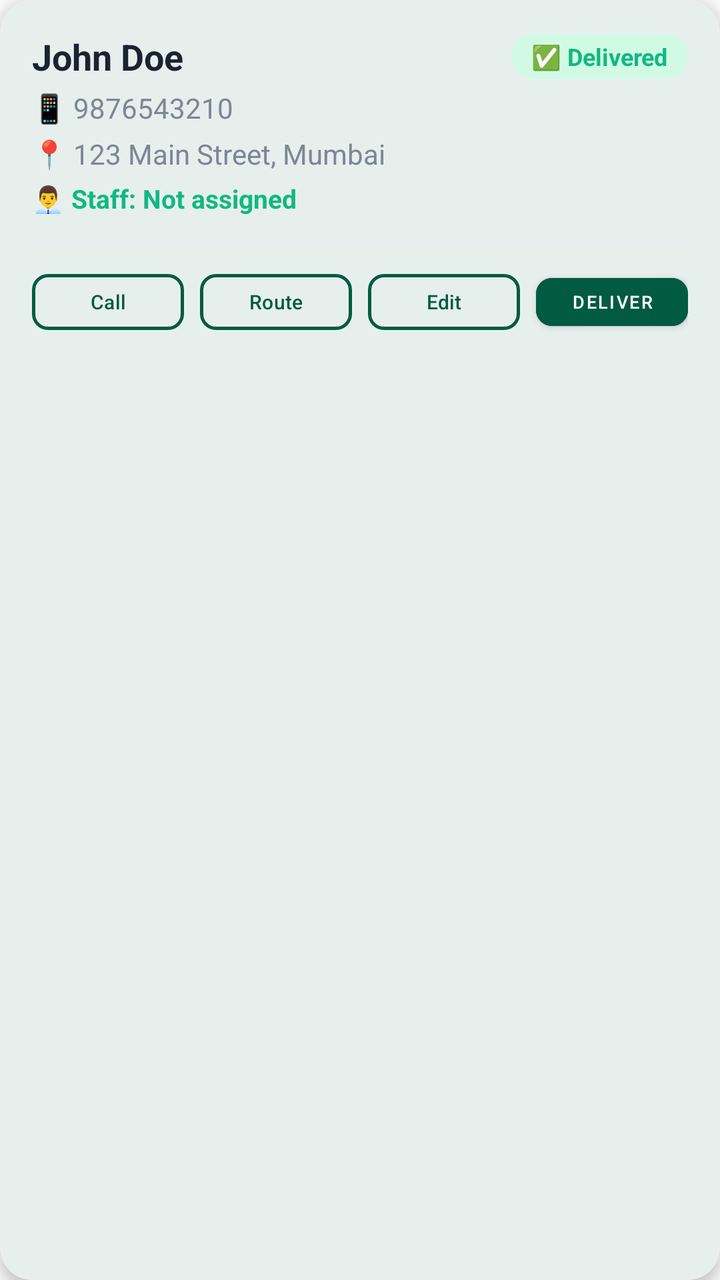
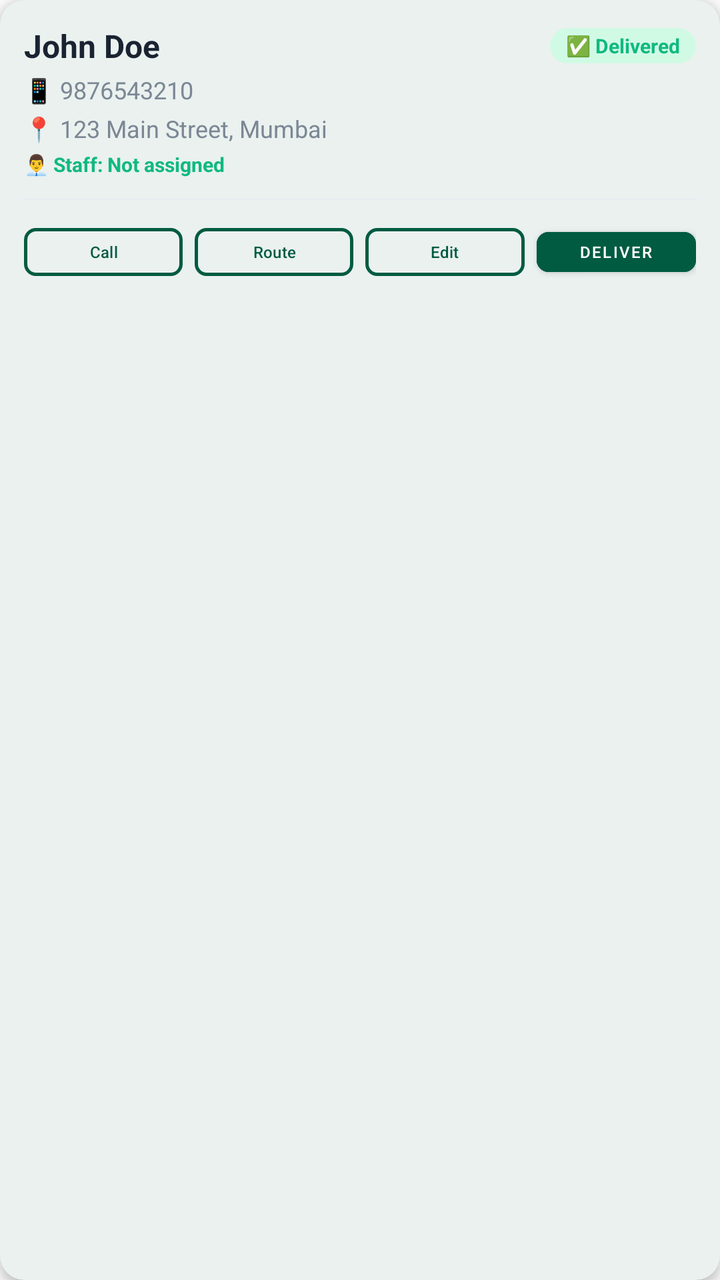

Compare the two renders of this Android layout. The source of the first and the diff that turns it into the second are given below.
<!-- AndroidManifest.xml: application theme Theme.MilkDelivery -->
<!-- res/layout/item_customer_card.xml -->
<?xml version="1.0" encoding="utf-8"?>
<com.google.android.material.card.MaterialCardView
    xmlns:android="http://schemas.android.com/apk/res/android"
    xmlns:app="http://schemas.android.com/apk/res-auto"
    android:layout_width="match_parent"
    android:layout_height="wrap_content"
    android:layout_margin="8dp"
    app:cardCornerRadius="16dp"
    app:cardElevation="4dp"
    app:cardBackgroundColor="#FFFFFF">

    <LinearLayout
        android:layout_width="match_parent"
        android:layout_height="wrap_content"
        android:orientation="vertical"
        android:padding="16dp">

        
        <LinearLayout
            android:layout_width="match_parent"
            android:layout_height="wrap_content"
            android:orientation="horizontal"
            android:gravity="center_vertical">

            <TextView
                android:id="@+id/txt_customer_name"
                android:layout_width="0dp"
                android:layout_height="wrap_content"
                android:layout_weight="1"
                android:text="John Doe"
                android:textSize="18sp"
                android:textStyle="bold"
                android:textColor="#1A2332" />

            <TextView
                android:id="@+id/txt_customer_status"
                android:layout_width="wrap_content"
                android:layout_height="wrap_content"
                android:text="✅ Delivered"
                android:textSize="12sp"
                android:textStyle="bold"
                android:paddingHorizontal="10dp"
                android:paddingVertical="3dp"
                android:background="@drawable/bg_status_active"
                android:textColor="#10B981" />

        </LinearLayout>

        
        <TextView
            android:id="@+id/txt_customer_mobile"
            android:layout_width="wrap_content"
            android:layout_height="wrap_content"
            android:text="📱 9876543210"
            android:textSize="14sp"
            android:textColor="#7B8794"
            android:layout_marginTop="4dp" />

        
        <TextView
            android:id="@+id/txt_customer_address"
            android:layout_width="wrap_content"
            android:layout_height="wrap_content"
            android:text="📍 123 Main Street, Mumbai"
            android:textSize="14sp"
            android:textColor="#7B8794"
            android:layout_marginTop="4dp" />

        
        <TextView
            android:id="@+id/txt_customer_staff_name"
            android:layout_width="wrap_content"
            android:layout_height="wrap_content"
            android:text="👨‍💼 Staff: Not assigned"
            android:textSize="13sp"
            android:textColor="#10B981"
            android:textStyle="bold"
            android:layout_marginTop="4dp" />

        
        <View
            android:layout_width="match_parent"
            android:layout_height="1dp"
            android:background="#E8EDF2"
            android:layout_marginVertical="12dp" />

        
        <LinearLayout
            android:layout_width="match_parent"
            android:layout_height="wrap_content"
            android:orientation="horizontal"
            android:weightSum="4"
            android:gravity="center">

            
            <com.google.android.material.button.MaterialButton
                android:id="@+id/btn_call"
                style="@style/Widget.Material3.Button.OutlinedButton"
                android:layout_width="0dp"
                android:layout_height="36dp"
                android:layout_weight="1"
                android:layout_marginEnd="4dp"
                android:text="Call"
                android:textSize="10sp"
                android:textColor="@color/primary"
                android:gravity="center"
                android:textAlignment="center"
                app:strokeColor="@color/primary"
                app:strokeWidth="1.5dp"
                app:cornerRadius="8dp" />

            
            <com.google.android.material.button.MaterialButton
                android:id="@+id/btn_navigate"
                style="@style/Widget.Material3.Button.OutlinedButton"
                android:layout_width="0dp"
                android:layout_height="36dp"
                android:layout_weight="1"
                android:layout_marginStart="4dp"
                android:layout_marginEnd="4dp"
                android:text="Route"
                android:textSize="10sp"
                android:textColor="@color/primary"
                android:gravity="center"
                android:textAlignment="center"
                app:strokeColor="@color/primary"
                app:strokeWidth="1.5dp"
                app:cornerRadius="8dp" />

            
            <com.google.android.material.button.MaterialButton
                android:id="@+id/btn_edit"
                style="@style/Widget.Material3.Button.OutlinedButton"
                android:layout_width="0dp"
                android:layout_height="36dp"
                android:layout_weight="1"
                android:layout_marginStart="4dp"
                android:layout_marginEnd="4dp"
                android:text="Edit"
                android:textSize="10sp"
                android:textColor="@color/primary"
                android:gravity="center"
                android:textAlignment="center"
                app:strokeColor="@color/primary"
                app:strokeWidth="1.5dp"
                app:cornerRadius="8dp" />

            
            <com.google.android.material.button.MaterialButton
                android:id="@+id/btn_deliver"
                android:layout_width="0dp"
                android:layout_height="36dp"
                android:layout_weight="1"
                android:layout_marginStart="4dp"
                android:text="DElIVER"
                android:textSize="9sp"
                android:textColor="#FFFFFF"
                android:gravity="center"
                android:textAlignment="center"
                android:backgroundTint="@color/primary"
                app:cornerRadius="8dp"
                style="@style/Widget.MaterialComponents.Button" />

        </LinearLayout>

    </LinearLayout>

</com.google.android.material.card.MaterialCardView>
<!-- resources referenced by this layout -->
<resources>
  <color name="primary">#005B41</color>
  <!-- drawable bg_status_active (drawable) -->
  <?xml version="1.0" encoding="utf-8"?>
  <shape xmlns:android="http://schemas.android.com/apk/res/android"
      android:shape="rectangle">
      <corners android:radius="12dp" />
      <solid android:color="#D1FAE5" />
  </shape>
  <style name="Theme.MilkDelivery" parent="Theme.Material3.Light.NoActionBar">
          
          <item name="colorPrimary">@color/primary</item>
          <item name="colorPrimaryDark">@color/primary_dark</item>
          <item name="colorSecondary">@color/secondary</item>
          <item name="android:statusBarColor">@color/primary</item>
          <item name="android:windowLightStatusBar">false</item>
  
          
          <item name="colorSurface">@color/surface</item>
          <item name="colorOnSurface">@color/on_surface</item>
          <item name="android:windowBackground">@color/background</item>
          <item name="colorSurfaceVariant">@color/surface_variant</item>
          <item name="colorOnSurfaceVariant">@color/on_surface_variant</item>
  
          
          <item name="materialCardViewStyle">@style/Widget.Material3.CardView.Elevated</item>
  
          
          <item name="android:colorBackground">@color/background</item>
          <item name="android:navigationBarColor">@color/background</item>
      </style>
  <color name="primary_dark">#00402E</color>
  <color name="secondary">#03DAC6</color>
  <color name="surface">#FFFFFF</color>
  <color name="on_surface">#212121</color>
  <color name="background">#FAFAFA</color>
  <color name="surface_variant">#F4F4F4</color>
  <color name="on_surface_variant">#555555</color>
</resources>

<!-- the commit's change to res/layout/item_customer_card.xml (unified diff, before → after) -->
@@ -4,16 +4,19 @@
     xmlns:app="http://schemas.android.com/apk/res-auto"
     android:layout_width="match_parent"
     android:layout_height="wrap_content"
-    android:layout_margin="8dp"
-    app:cardCornerRadius="16dp"
-    app:cardElevation="4dp"
+    android:layout_marginStart="@dimen/card_margin"
+    android:layout_marginEnd="@dimen/card_margin"
+    android:layout_marginTop="@dimen/card_margin_small"
+    android:layout_marginBottom="@dimen/card_margin_small"
+    app:cardCornerRadius="@dimen/card_corner_radius"
+    app:cardElevation="@dimen/card_elevation"
     app:cardBackgroundColor="#FFFFFF">
 
     <LinearLayout
         android:layout_width="match_parent"
         android:layout_height="wrap_content"
         android:orientation="vertical"
-        android:padding="16dp">
+        android:padding="@dimen/card_padding">
 
         
         <LinearLayout
@@ -28,21 +31,24 @@
                 android:layout_height="wrap_content"
                 android:layout_weight="1"
                 android:text="John Doe"
-                android:textSize="18sp"
+                android:textSize="@dimen/text_size_large"
                 android:textStyle="bold"
-                android:textColor="#1A2332" />
+                android:textColor="#1A2332"
+                android:maxLines="1"
+                android:ellipsize="end" />
 
             <TextView
                 android:id="@+id/txt_customer_status"
                 android:layout_width="wrap_content"
                 android:layout_height="wrap_content"
                 android:text="✅ Delivered"
-                android:textSize="12sp"
+                android:textSize="@dimen/text_size_small"
                 android:textStyle="bold"
-                android:paddingHorizontal="10dp"
-                android:paddingVertical="3dp"
+                android:paddingHorizontal="@dimen/status_padding_horizontal"
+                android:paddingVertical="@dimen/status_padding_vertical"
                 android:background="@drawable/bg_status_active"
-                android:textColor="#10B981" />
+                android:textColor="#10B981"
+                android:layout_marginStart="@dimen/margin_small" />
 
         </LinearLayout>
 
@@ -52,9 +58,9 @@
             android:layout_width="wrap_content"
             android:layout_height="wrap_content"
             android:text="📱 9876543210"
-            android:textSize="14sp"
+            android:textSize="@dimen/text_size_medium"
             android:textColor="#7B8794"
-            android:layout_marginTop="4dp" />
+            android:layout_marginTop="@dimen/margin_tiny" />
 
         
         <TextView
@@ -62,9 +68,11 @@
             android:layout_width="wrap_content"
             android:layout_height="wrap_content"
             android:text="📍 123 Main Street, Mumbai"
-            android:textSize="14sp"
+            android:textSize="@dimen/text_size_medium"
             android:textColor="#7B8794"
-            android:layout_marginTop="4dp" />
+            android:layout_marginTop="@dimen/margin_tiny"
+            android:maxLines="2"
+            android:ellipsize="end" />
 
         
         <TextView
@@ -72,17 +80,17 @@
             android:layout_width="wrap_content"
             android:layout_height="wrap_content"
             android:text="👨‍💼 Staff: Not assigned"
-            android:textSize="13sp"
+            android:textSize="@dimen/text_size_small"
             android:textColor="#10B981"
             android:textStyle="bold"
-            android:layout_marginTop="4dp" />
+            android:layout_marginTop="@dimen/margin_tiny" />
 
         
         <View
             android:layout_width="match_parent"
             android:layout_height="1dp"
             android:background="#E8EDF2"
-            android:layout_marginVertical="12dp" />
+            android:layout_marginVertical="@dimen/margin_medium" />
 
         
         <LinearLayout
@@ -97,68 +105,85 @@
                 android:id="@+id/btn_call"
                 style="@style/Widget.Material3.Button.OutlinedButton"
                 android:layout_width="0dp"
-                android:layout_height="36dp"
+                android:layout_height="@dimen/button_height"
                 android:layout_weight="1"
-                android:layout_marginEnd="4dp"
+                android:layout_marginEnd="@dimen/button_margin_small"
                 android:text="Call"
-                android:textSize="10sp"
+                android:textSize="@dimen/button_text_size"
                 android:textColor="@color/primary"
                 android:gravity="center"
                 android:textAlignment="center"
+                android:minWidth="0dp"
                 app:strokeColor="@color/primary"
                 app:strokeWidth="1.5dp"
-                app:cornerRadius="8dp" />
+                app:cornerRadius="@dimen/button_corner_radius"
+                app:iconSize="@dimen/icon_size_small"
+                app:iconGravity="textStart"
+                app:iconPadding="@dimen/icon_padding" />
 
             
             <com.google.android.material.button.MaterialButton
                 android:id="@+id/btn_navigate"
                 style="@style/Widget.Material3.Button.OutlinedButton"
                 android:layout_width="0dp"
-                android:layout_height="36dp"
+                android:layout_height="@dimen/button_height"
                 android:layout_weight="1"
-                android:layout_marginStart="4dp"
-                android:layout_marginEnd="4dp"
+                android:layout_marginStart="@dimen/button_margin_small"
+                android:layout_marginEnd="@dimen/button_margin_small"
                 android:text="Route"
-                android:textSize="10sp"
+                android:textSize="@dimen/button_text_size"
                 android:textColor="@color/primary"
                 android:gravity="center"
                 android:textAlignment="center"
+                android:minWidth="0dp"
                 app:strokeColor="@color/primary"
                 app:strokeWidth="1.5dp"
-                app:cornerRadius="8dp" />
+                app:cornerRadius="@dimen/button_corner_radius"
+                app:iconSize="@dimen/icon_size_small"
+                app:iconGravity="textStart"
+                app:iconPadding="@dimen/icon_padding" />
 
             
             <com.google.android.material.button.MaterialButton
                 android:id="@+id/btn_edit"
                 style="@style/Widget.Material3.Button.OutlinedButton"
                 android:layout_width="0dp"
-                android:layout_height="36dp"
+                android:layout_height="@dimen/button_height"
                 android:layout_weight="1"
-                android:layout_marginStart="4dp"
-                android:layout_marginEnd="4dp"
+                android:layout_marginStart="@dimen/button_margin_small"
+                android:layout_marginEnd="@dimen/button_margin_small"
                 android:text="Edit"
-                android:textSize="10sp"
+                android:textSize="@dimen/button_text_size"
                 android:textColor="@color/primary"
                 android:gravity="center"
                 android:textAlignment="center"
+                android:minWidth="0dp"
                 app:strokeColor="@color/primary"
                 app:strokeWidth="1.5dp"
-                app:cornerRadius="8dp" />
+                app:cornerRadius="@dimen/button_corner_radius"
+                app:iconSize="@dimen/icon_size_small"
+                app:iconGravity="textStart"
+                app:iconPadding="@dimen/icon_padding" />
 
             
             <com.google.android.material.button.MaterialButton
                 android:id="@+id/btn_deliver"
                 android:layout_width="0dp"
-                android:layout_height="36dp"
+                android:layout_height="@dimen/button_height"
                 android:layout_weight="1"
-                android:layout_marginStart="4dp"
-                android:text="DElIVER"
-                android:textSize="9sp"
+                android:layout_marginStart="@dimen/button_margin_small"
+                android:text="Deliver"
+                android:textSize="@dimen/button_text_size"
                 android:textColor="#FFFFFF"
                 android:gravity="center"
                 android:textAlignment="center"
+                android:minWidth="0dp"
                 android:backgroundTint="@color/primary"
-                app:cornerRadius="8dp"
+                app:cornerRadius="@dimen/button_corner_radius"
+
+                app:iconSize="@dimen/icon_size_small"
+                app:iconGravity="textStart"
+                app:iconPadding="@dimen/icon_padding"
                 style="@style/Widget.MaterialComponents.Button" />
 
         </LinearLayout>
<!-- resource entries referenced after the edit -->
@@ -1,6 +1,25 @@
 <!-- resources referenced by this layout -->
 <resources>
   <color name="primary">#005B41</color>
+  <dimen name="button_corner_radius">8dp</dimen>
+  <dimen name="button_height">36dp</dimen>
+  <dimen name="button_margin_small">4dp</dimen>
+  <dimen name="button_text_size">10sp</dimen>
+  <dimen name="card_corner_radius">16dp</dimen>
+  <dimen name="card_elevation">4dp</dimen>
+  <dimen name="card_margin">8dp</dimen>
+  <dimen name="card_margin_small">4dp</dimen>
+  <dimen name="card_padding">16dp</dimen>
+  <dimen name="icon_padding">4dp</dimen>
+  <dimen name="icon_size_small">16dp</dimen>
+  <dimen name="margin_medium">12dp</dimen>
+  <dimen name="margin_small">8dp</dimen>
+  <dimen name="margin_tiny">4dp</dimen>
+  <dimen name="status_padding_horizontal">10dp</dimen>
+  <dimen name="status_padding_vertical">3dp</dimen>
+  <dimen name="text_size_large">18sp</dimen>
+  <dimen name="text_size_medium">14sp</dimen>
+  <dimen name="text_size_small">12sp</dimen>
   <!-- drawable bg_status_active (drawable) -->
   <?xml version="1.0" encoding="utf-8"?>
   <shape xmlns:android="http://schemas.android.com/apk/res/android"
